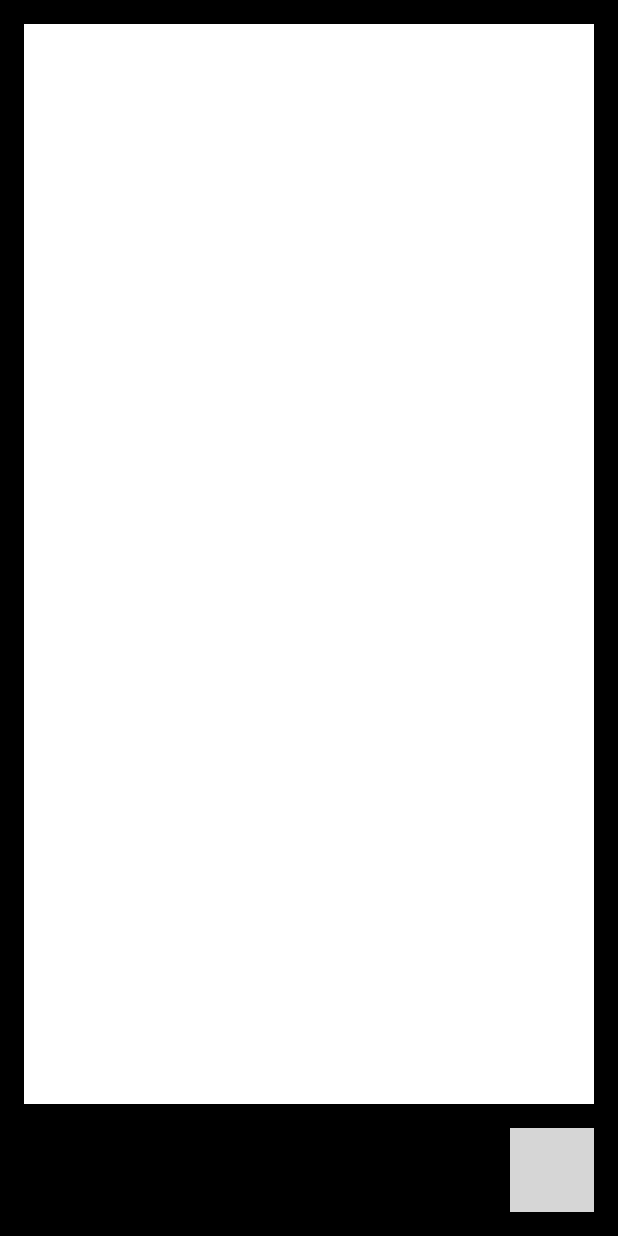
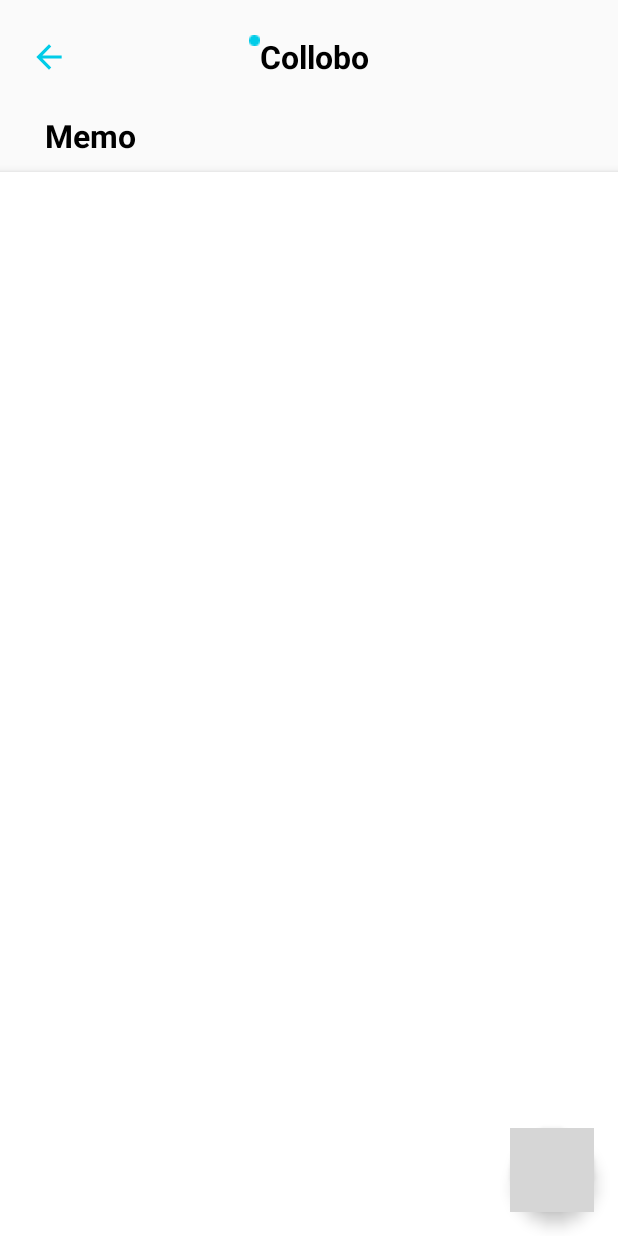
Before and after one commit to EJ-pro/Collobo-Station, an Android app: the Portfolio_management screen opened directly, with no data from a screen before it, on a phone screen of 412 x 824 dp. Run offline under Robolectric (Android 15) with nearby library versions, the phone set to English and light mode, and no system bars; grey boxes are pictures that could not be loaded.

Commit message:
메모기능 수정

```diff
--- a/app/src/main/java/com/example/collobo_station/Adapter/Home/MemoAdapter.kt
+++ b/app/src/main/java/com/example/collobo_station/Adapter/Home/MemoAdapter.kt
@@ -8,18 +8,21 @@ import android.widget.ImageButton
 import android.widget.TextView
 import androidx.recyclerview.widget.RecyclerView
 import com.example.collobo_station.Data.Memo
+import com.example.collobo_station.Main.Portfolio_management
 import com.example.collobo_station.R
 
 class MemoAdapter(
     private val memoList: MutableList<Memo>,
     private val context: Context,
-    private val deleteMemo: (Int) -> Unit // 삭제 함수
+    private val deleteMemo: (Int) -> Unit,
+    private val editMemo: (Int) -> Unit // 수정 콜백 추가
 ) : RecyclerView.Adapter<MemoAdapter.MemoViewHolder>() {
 
     inner class MemoViewHolder(view: View) : RecyclerView.ViewHolder(view) {
         val textTitle: TextView = view.findViewById(R.id.textTitle)
         val textContent: TextView = view.findViewById(R.id.textContent)
         val btnDelete: ImageButton = view.findViewById(R.id.btnDelete)
+        val btnEdit: ImageButton = view.findViewById(R.id.edit) // 수정 버튼 추가
     }
 
     override fun onCreateViewHolder(parent: ViewGroup, viewType: Int): MemoViewHolder {
@@ -32,8 +35,15 @@ class MemoAdapter(
         holder.textTitle.text = memo.title
         holder.textContent.text = memo.content
 
+        // 삭제 버튼 클릭 시 다이얼로그 호출
         holder.btnDelete.setOnClickListener {
-            deleteMemo(position)
+            val activity = context as Portfolio_management
+            activity.confirmDelete(position) // 삭제 확인 다이얼로그 호출
+        }
+
+        // 수정 버튼 클릭 이벤트
+        holder.btnEdit.setOnClickListener {
+            editMemo(position) // 수정 다이얼로그 호출
         }
     }
 
--- a/app/src/main/java/com/example/collobo_station/Fragment/Home/Fragment_Home.kt
+++ b/app/src/main/java/com/example/collobo_station/Fragment/Home/Fragment_Home.kt
@@ -308,7 +308,6 @@ class Fragment_Home : Fragment() {
         var tabAdapter = TabAdapter(childFragmentManager, lifecycle)
 
         tabAdapter.addFragment(Fragment_Tab_All(), "전체보기")
-        tabAdapter.addFragment(Fragment_Tab_Field(), "분야별")
         tabAdapter.addFragment(Fragment_Tab_DeadLine(), "마감순")
 
         viewPagerTabs.adapter = tabAdapter
--- a/app/src/main/res/layout/action_protfolio_management.xml
+++ b/app/src/main/res/layout/action_protfolio_management.xml
@@ -3,22 +3,100 @@
     xmlns:android="http://schemas.android.com/apk/res/android"
     xmlns:app="http://schemas.android.com/apk/res-auto"
     android:layout_width="match_parent"
-    android:layout_height="match_parent"
-    android:background="@color/black">
+    android:layout_height="match_parent">
+    <!-- 상단 바 -->
+    <LinearLayout
+        android:id="@+id/topBarLayout"
+        android:layout_width="match_parent"
+        android:layout_height="wrap_content"
+        android:orientation="vertical"
+        android:layout_marginBottom="10dp"
+        app:layout_constraintTop_toTopOf="parent"
+        app:layout_constraintStart_toStartOf="parent"
+        app:layout_constraintEnd_toEndOf="parent">
 
+        <LinearLayout
+            android:layout_width="match_parent"
+            android:layout_height="?attr/actionBarSize"
+            android:layout_marginTop="10dp"
+            android:orientation="horizontal">
+
+            <!-- 뒤로 가기 버튼 -->
+            <LinearLayout
+                android:layout_width="0dp"
+                android:layout_height="wrap_content"
+                android:layout_weight="1">
+                <ImageView
+                    android:id="@+id/backbtn"
+                    android:layout_width="25dp"
+                    android:layout_height="25dp"
+                    android:layout_margin="20dp"
+                    android:layout_gravity="center"
+                    android:src="@drawable/create_back_button_image" />
+            </LinearLayout>
+
+            <!-- 중앙 제목 -->
+            <LinearLayout
+                android:layout_width="0dp"
+                android:layout_height="wrap_content"
+                android:layout_gravity="center"
+                android:gravity="center"
+                android:layout_weight="1">
+                <ImageView
+                    android:layout_width="wrap_content"
+                    android:layout_height="wrap_content"
+                    android:src="@drawable/image_team_dot"
+                    android:layout_gravity="top" />
+                <TextView
+                    android:layout_width="wrap_content"
+                    android:layout_height="wrap_content"
+                    android:textColor="@color/black"
+                    android:textSize="21sp"
+                    android:textStyle="bold"
+                    android:text="Collobo" />
+            </LinearLayout>
+
+            <!-- 우측 여백 -->
+            <LinearLayout
+                android:layout_width="0dp"
+                android:layout_height="wrap_content"
+                android:gravity="end"
+                android:layout_weight="1">
+            </LinearLayout>
+        </LinearLayout>
+
+        <LinearLayout
+            android:layout_width="match_parent"
+            android:layout_height="wrap_content"
+            android:layout_gravity="left"
+            android:gravity="left"
+            android:padding="10dp"
+            android:layout_weight="1">
+            <TextView
+                android:layout_width="wrap_content"
+                android:layout_height="wrap_content"
+                android:paddingLeft="20dp"
+                android:textColor="@color/black"
+                android:textSize="21sp"
+                android:textStyle="bold"
+                android:text="Memo" />
+        </LinearLayout>
+    </LinearLayout>
+
+    <!-- RecyclerView -->
     <androidx.recyclerview.widget.RecyclerView
         android:id="@+id/recyclerView"
         android:layout_width="0dp"
         android:layout_height="0dp"
-        android:layout_margin="16dp"
+        android:background="@android:color/white"
+        android:elevation="4dp"
         app:layoutManager="androidx.recyclerview.widget.LinearLayoutManager"
-        app:layout_constraintBottom_toTopOf="@id/fabAddMemo"
+        app:layout_constraintBottom_toBottomOf="parent"
         app:layout_constraintEnd_toEndOf="parent"
         app:layout_constraintStart_toStartOf="parent"
-        app:layout_constraintTop_toTopOf="parent"
-        android:background="@android:color/white"
-        android:elevation="4dp"/>
+        app:layout_constraintTop_toBottomOf="@+id/topBarLayout" />
 
+    <!-- FloatingActionButton -->
     <com.google.android.material.floatingactionbutton.FloatingActionButton
         android:id="@+id/fabAddMemo"
         android:layout_width="wrap_content"
@@ -29,19 +107,6 @@
         app:fabSize="normal"
         app:layout_constraintBottom_toBottomOf="parent"
         app:layout_constraintEnd_toEndOf="parent"
-        android:elevation="8dp"/>
+        android:elevation="8dp" />
 
-    <LinearLayout
-        android:id="@+id/editLayout"
-        android:layout_width="match_parent"
-        android:layout_height="wrap_content"
-        android:background="@drawable/edit_layout_background"
-        android:orientation="vertical"
-        android:padding="16dp"
-        android:visibility="gone"
-        app:layout_constraintBottom_toTopOf="@id/fabAddMemo"
-        app:layout_constraintEnd_toEndOf="parent"
-        app:layout_constraintStart_toStartOf="parent"
-        android:elevation="8dp">
-    </LinearLayout>
 </androidx.constraintlayout.widget.ConstraintLayout>
```
Also changed, not shown: app/src/main/java/com/example/collobo_station/Fragment/Splash/Fragment_User.kt (+41 -21 lines), app/src/main/java/com/example/collobo_station/Main/Portfolio_management.kt (+82 -49 lines), app/src/main/res/layout/dialog_add_memo.xml (added, +27 -0 lines), app/src/main/res/layout/dialog_edit_memo.xml (added, +23 -0 lines), app/src/main/res/layout/item_memo.xml (+42 -21 lines), app/src/main/res/drawable/ic_delete.png (added), app/src/main/res/drawable/ic_edit.png (added).
